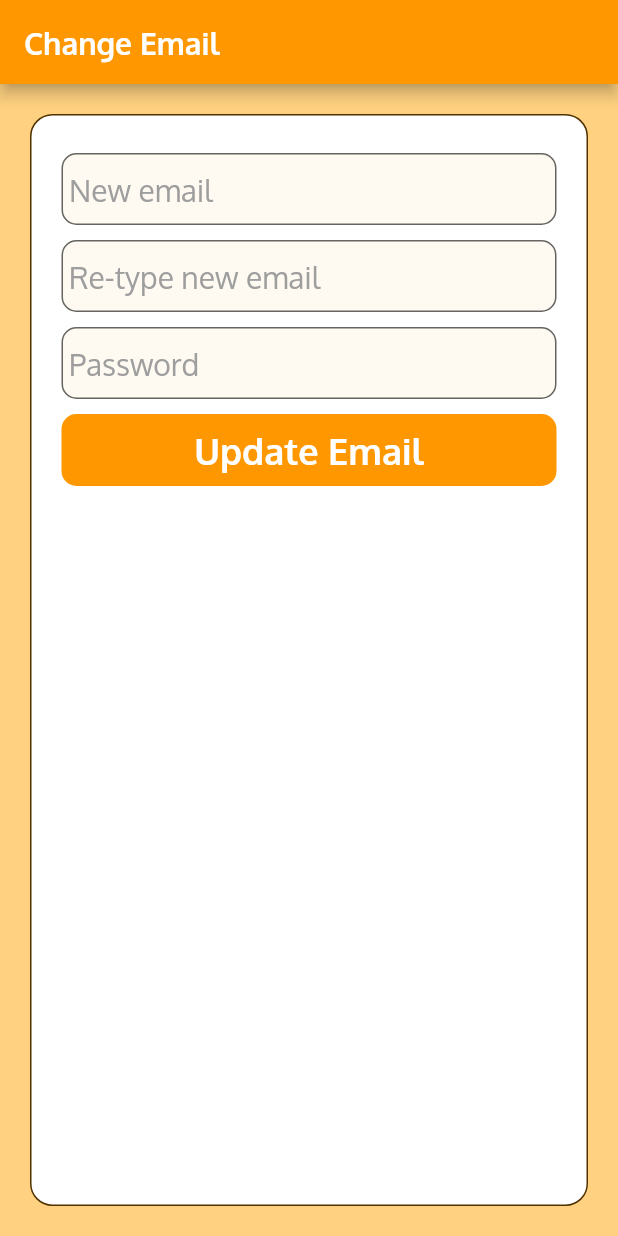
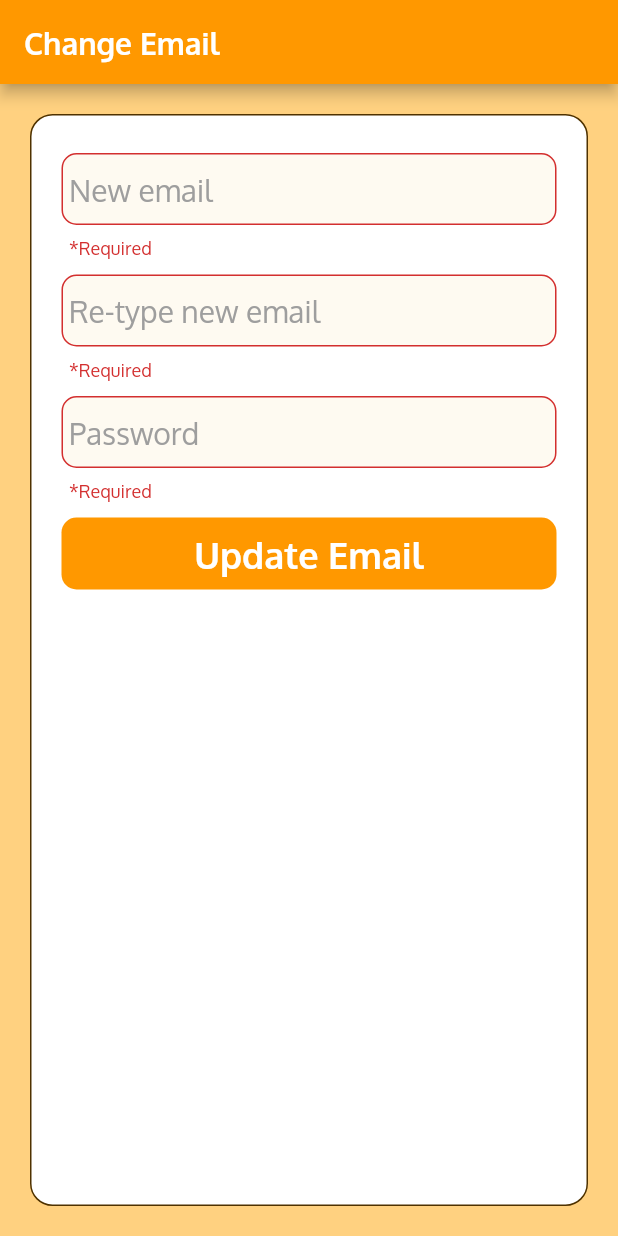
Before and after one commit to Mina-Nabil/StMaryFC, a Flutter app: the EditLoginEmailScreen widget shown alone on an empty page, opened directly, after a tap on "Update Email", on a phone screen of 412 x 824 dp. Run offline on Flutter 3.47's test engine with Material 2 defaults, Android fonts, the phone set to English and light mode, and no system bars; our stand-ins replace connectivity, flutter_secure_storage, font_awesome_flutter, image_cropper, image_picker, page_transition and 1 more; accounts and stored records are empty; network calls fail.

Commit message:
Change Email logic

```diff
--- a/lib/screens/EditLoginEmailScreen.dart
+++ b/lib/screens/EditLoginEmailScreen.dart
@@ -1,8 +1,20 @@
+import 'package:StMaryFA/providers/Auth.dart';
+import 'package:StMaryFA/screens/SplashScreen.dart';
 import 'package:StMaryFA/widgets/DefAppBar.dart';
+import 'package:flutter/cupertino.dart';
 import 'package:flutter/material.dart';
+import 'package:provider/provider.dart';
+
 import 'FAScreen.dart';
 
 class EditLoginEmailScreen extends StatelessWidget {
+
+  final _formKey = GlobalKey<FormState>();
+  final _emailController = TextEditingController();
+
+  String _newEmail = "";
+  String _password = "";
+
   @override
   Widget build(BuildContext context) {
     return FAScreen(
@@ -13,7 +25,7 @@ class EditLoginEmailScreen extends StatelessWidget {
           child: ListView(
             children: [
               Form(
-                  //key: _formKey,
+                  key: _formKey,
                   child: Column(
                     crossAxisAlignment: CrossAxisAlignment.start,
                     children: [
@@ -24,10 +36,11 @@ class EditLoginEmailScreen extends StatelessWidget {
                           decoration: InputDecoration(hintText: "New email"),
                           style: Theme.of(context).textTheme.bodyText1,
                           onChanged: null,
-                          validator: (nameString) {
-                            return nameString.isEmpty ? "*Required" : null;
+                          controller: _emailController,
+                          validator: (value) {
+                            return value.isEmpty ? "*Required" : null;
                           },
-                          onSaved: (nameString) {},
+                          onSaved: (value) {_newEmail = value;},
                         ),
                       ),
 
@@ -37,22 +50,26 @@ class EditLoginEmailScreen extends StatelessWidget {
                           decoration: InputDecoration(hintText: "Re-type new email"),
                           style: Theme.of(context).textTheme.bodyText1,
                           onChanged: null,
-                          validator: (nameString) {
-                            return nameString.isEmpty ? "*Required" : null;
+                          validator: (value) {
+                            if(value.isEmpty)
+                              return "*Required";
+                            if(value != _emailController.value.text)
+                              return "*You mush enter same email";
+                            return null;
                           },
-                          onSaved: (nameString) {},
                         ),
                       ),
                       Container(
                         margin: EdgeInsets.symmetric(vertical: 5),
                         child: TextFormField(
+                          obscureText: true,
                           decoration: InputDecoration(hintText: "Password"),
                           style: Theme.of(context).textTheme.bodyText1,
                           onChanged: null,
-                          validator: (nameString) {
-                            return nameString.isEmpty ? "*Required" : null;
+                          validator: (value) {
+                            return value.isEmpty ? "*Required" : null;
                           },
-                          onSaved: (nameString) {},
+                          onSaved: (value) {_password = value;},
                         ),
                       ),
 
@@ -61,7 +78,7 @@ class EditLoginEmailScreen extends StatelessWidget {
                         width: double.infinity,
                         decoration: BoxDecoration(color: Theme.of(context).primaryColor, borderRadius: BorderRadius.circular(10)),
                         child: FlatButton(
-                          onPressed: () {},
+                          onPressed: () =>_updateEmail(context),
                           child: Text(
                             "Update Email",
                             style: TextStyle(color: Colors.white, fontWeight: FontWeight.bold,fontSize: 24,),
@@ -75,4 +92,43 @@ class EditLoginEmailScreen extends StatelessWidget {
       ),
     );
   }
+
+  Future<void> _updateEmail(BuildContext context) async {
+    FormState form = _formKey.currentState;
+
+    if (!form.validate())
+      return;
+
+    form.save();
+
+    String errorMsg = await Provider.of<Auth>(context, listen: false).changeEmail(_newEmail, _password);
+
+    if (errorMsg.isEmpty) {
+      showCupertinoDialog(
+          context: context,
+          builder: (BuildContext context) => new CupertinoAlertDialog(
+            title: Text("Email is updated successfully"),
+            content: Text("Your new email is $_newEmail"),
+            actions: [
+              CupertinoDialogAction(child: Text("OK"), onPressed: () {
+                Provider.of<Auth>(context, listen: false).logout();
+                    Navigator.pushReplacement(
+                      context,
+                      MaterialPageRoute(builder: (context) => SplashScreen()),
+                    );
+              },),
+            ],
+          ),
+      );
+    } else {
+      showCupertinoDialog(
+          barrierDismissible: true,
+          context: context,
+          builder: (BuildContext context) => new CupertinoAlertDialog(
+                title: Text("Update Email Failed"),
+                content: Text("$errorMsg"),
+              ));
+    }
+
+  }
 }
```
Also changed, not shown: lib/providers/Auth.dart (+25 -0 lines).
